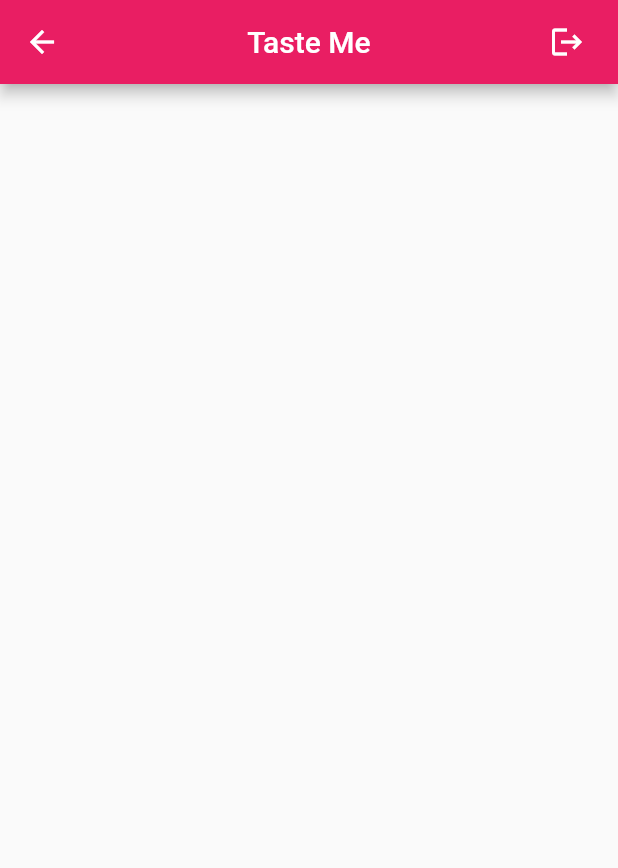
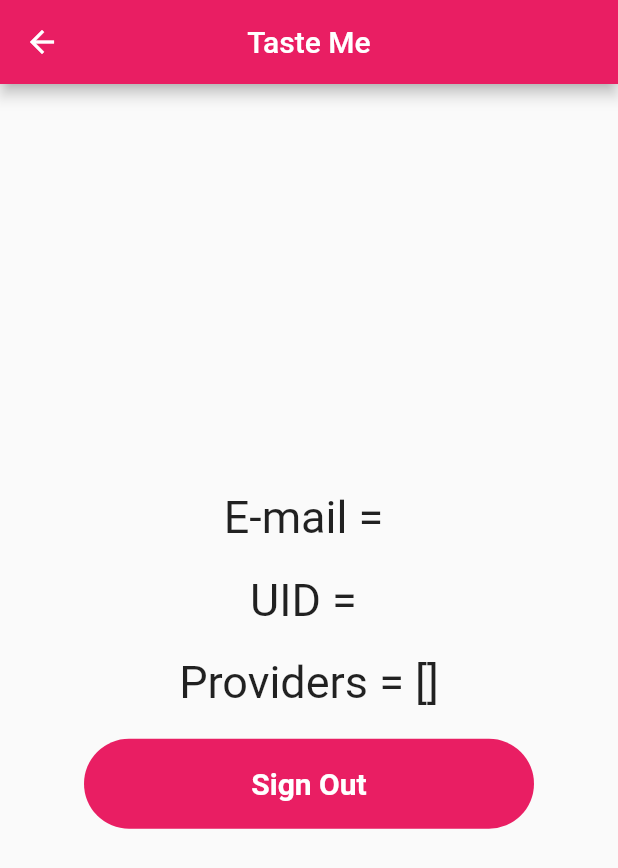
Before and after one commit to KrinalNakarani/loginapp, a Flutter app: the HomeScreen screen opened by its route, on a phone screen of 412 x 824 dp. Shown: the top 868 px of the screen. Run offline on Flutter 3.47's test engine with Material 2 defaults, Android fonts, the phone set to English and light mode, and no system bars; our stand-ins replace firebase_auth, firebase_core, get, google_sign_in; accounts and stored records are empty.

Commit message:
14-9-2022

```diff
--- a/lib/home/view/home_page.dart
+++ b/lib/home/view/home_page.dart
@@ -1,3 +1,4 @@
+import 'package:firebase_auth/firebase_auth.dart';
 import 'package:flutter/material.dart';
 import 'package:get/get.dart';
 import 'package:loginapp/home/view/login.dart';
@@ -12,8 +13,15 @@ class HomeScreen extends StatefulWidget {
 }
 
 class _HomeScreenState extends State<HomeScreen> {
+  LRController lrc = Get.put(LRController());
+  @override
+  User? user;
 
-  LRController lrc = Get.put(LRController());
+  void initState() {
+    super.initState();
+    var firebaseAuth = FirebaseAuth.instance;
+    user = firebaseAuth.currentUser;
+  }
 
   @override
   Widget build(BuildContext context) {
@@ -23,17 +31,60 @@ class _HomeScreenState extends State<HomeScreen> {
           backgroundColor: Colors.pink,
           centerTitle: true,
           title: Text("Taste Me"),
-          actions: [
-            IconButton(onPressed:(){
-              lrc.signOut();
-              Get.to(LoginScreen());
-            } ,icon:Icon(Icons.logout)),
-            SizedBox(
-              width: 10,
+        ),
+        body: Center(
+          child: Container(
+            padding: EdgeInsets.all(10),
+            child: Column(
+              mainAxisAlignment: MainAxisAlignment.center,
+              children: [
+                Text(
+                  "E-mail = ${user!.email}",
+                  style: TextStyle(fontSize: 30),
+                ),
+                SizedBox(
+                  height: 20,
+                ),
+                Text(
+                  "UID = ${user!.uid}",
+                  style: TextStyle(fontSize: 30),
+                ),
+                SizedBox(
+                  height: 20,
+                ),
+                Text(
+                  "Providers = ${user!.providerData}",
+                  style: TextStyle(fontSize: 30),
+                ),
+                SizedBox(
+                  height: 20,
+                ),
+                GestureDetector(
+                  onTap: () {
+                    lrc.signOut();
+                    Get.to(LoginScreen());
+                  },
+                  child: Container(
+                    height: 60,
+                    width: 300,
+                    decoration: BoxDecoration(
+                      borderRadius: BorderRadius.circular(50),
+                      color: Colors.pink,
+                    ),
+                    alignment: Alignment.center,
+                    child: Text(
+                      "Sign Out",
+                      style: TextStyle(
+                          fontSize: 20,
+                          fontWeight: FontWeight.bold,
+                          color: Colors.white),
+                    ),
+                  ),
+                ),
+              ],
             ),
-          ],
+          ),
         ),
-        body: Container(),
       ),
     );
   }
```
Also changed, not shown: pubspec.yaml (+10 -1 lines), assets/icon/taste.png (added), pubspec.lock, 3 other files.
